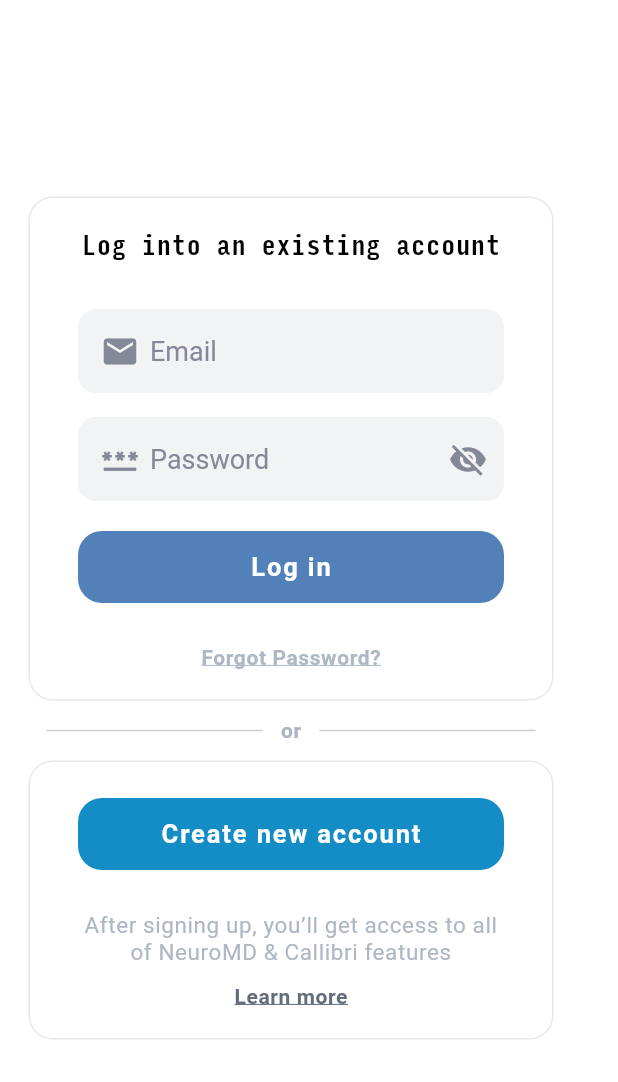
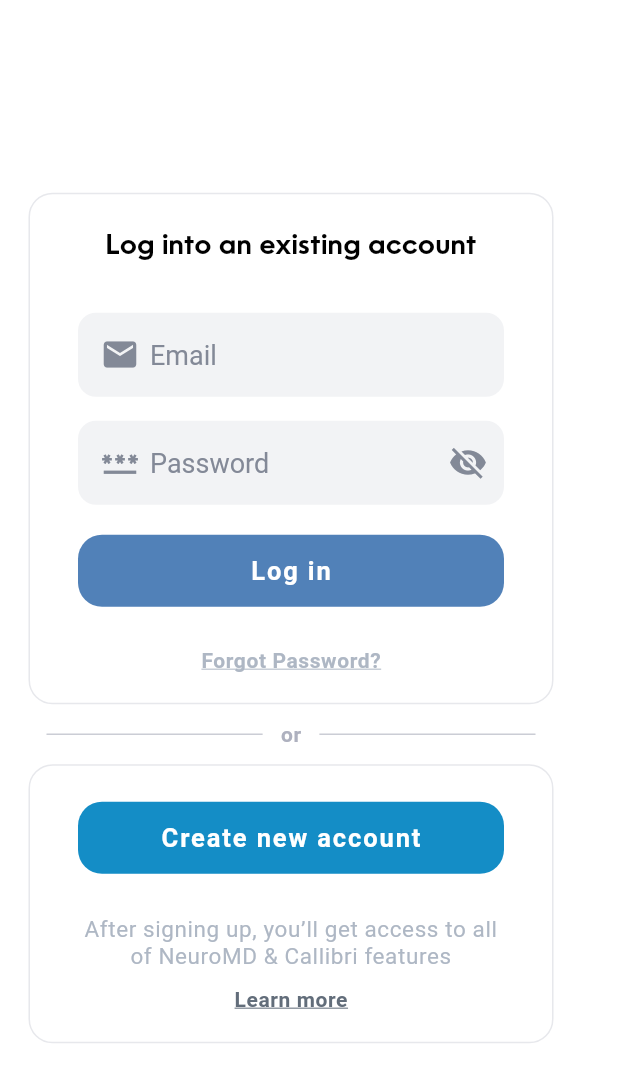
Before and after one commit to RomuloNavas/MuscleTracker_Isolates, a Flutter app: the screen it shows after launch, on a phone screen of 412 x 824 dp. Shown: the top 1082 px of the screen. Run offline on Flutter 3.47's test engine with Material 2 defaults, Android fonts, the phone set to English and light mode, and no system bars; our stand-ins replace carousel_slider, flutter_bluetooth_serial, flutter_svg, fluttertoast, geolocator, get and 7 more; missing offline and left inert: neuro_sdk_isolate; accounts and stored records are empty.

Commit message:
removes unnecessary vars. Updates font

```diff
--- a/lib/theme.dart
+++ b/lib/theme.dart
@@ -12,132 +12,107 @@ class AppTheme {
         // primary: const Color(0xff5181b8),
         secondary:
             const Color(0xff0058e4), // Color got the overflow glow effect
-        tertiary: const Color(0xffe2e3e5),
+
+        /// Used just for icons
+        tertiary: const Color(0xff22272f),
         surface: const Color.fromRGBO(232, 233, 234, 1), // card color
+        surfaceVariant: const Color(0xfff2f3f5),
         error: const Color(0xffe40031),
-        outline: const Color(0xffd3d5d7),
+        outline: const Color(0xffe7e8ec),
         shadow:
             const Color(0xff838997) // Used for icons in buttonIcons and labels
         ),
     scrollbarTheme: ScrollbarThemeData().copyWith(
-      thumbColor: MaterialStateProperty.all(const Color(0xff1f5cff)),
+      // thumbColor: MaterialStateProperty.all(appTheme.primaryColor),
       trackColor: MaterialStateProperty.all(const Color(0xff212224)),
     ),
     brightness: Brightness.light,
-    dividerColor: Color(0xffd5d6d8),
+    dividerColor:
+        Colors.transparent, // Color by default of separation lines in tables
     useMaterial3: false,
     textTheme: appTextTheme,
     scaffoldBackgroundColor: const Color(0xffffffff),
-    cardColor: const Color(0xfff2f3f5), // ✅
-    primaryColor: const Color(0xff5181b8), // ✅
     hoverColor: const Color.fromARGB(255, 0, 0,
         0), // `InkWell` → Background color on tap. && `Button` → Background color on tap.
     buttonColor: const Color(0xffd3d5d7),
     // In the Inkwell Widget, splashColor is the color the appears like in waves (it gives the sensation of tap),
-    //highlightColor appears when you long press the InkWell widget.
-    // highlightColor is also defines the color for the scrollbar thumb.
+    //colorScheme.surfaceVariant appears when you long press the InkWell widget.
+    // colorScheme.surfaceVariant is also defines the color for the scrollbar thumb.
     splashColor: const Color(0xffbfbfbf),
-    highlightColor: const Color(0xffd3d5d7),
     accentColor: const Color(0xfff0f2f5), // Color got the overflow glow effect
     unselectedWidgetColor: const Color(0xffd9d9d9),
     focusColor: const Color(0xff148dc6),
     hintColor: const Color(0xff45cf69),
-    errorColor: const Color(0xffC42C17), // ✅
-
-    appBarTheme: AppBarTheme(
-      backgroundColor: const Color(0xfff2f3f5),
-      elevation: 0,
-      toolbarHeight: 80,
-      titleTextStyle: GoogleFonts.roboto(
-          fontSize: 22,
-          fontWeight: FontWeight.w400,
-          letterSpacing: 0.4,
-          color: Colors.black),
-    ),
   );
 
   static ThemeData appDarkTheme = ThemeData.dark().copyWith(
     colorScheme: ColorScheme.fromSwatch().copyWith(
-        primary: const Color(0xff071eff),
-        secondary:
-            const Color(0xff0058e4), // Color got the overflow glow effect
-        tertiary: const Color(0xff282828),
-        surface: const Color(0xff212224),
-        error: const Color(0xffe40031),
-        outline: const Color(0xff333333),
-        shadow: const Color(0xff838997)),
+      primary: const Color(0xff071eff),
+      secondary: const Color(0xff0058e4),
+      tertiary: const Color(0xffe8eaed),
+      // ⬇ Used for cards (important sections containers)
+      surface: const Color(0xff232529),
+      surfaceVariant: const Color(0xff181818), // Used in text input background
+      outline: const Color(0xff333333),
+      error: const Color(0xffe40031),
+      shadow: const Color(0xff838997),
+    ),
+
     scrollbarTheme: ScrollbarThemeData().copyWith(
-      thumbColor: MaterialStateProperty.all(const Color(0xff54ff81)),
+      // thumbColor: MaterialStateProperty.all(appDarkTheme.primaryColor),
       trackColor: MaterialStateProperty.all(const Color(0xff212224)),
     ),
     brightness: Brightness.dark,
     useMaterial3: false,
     textTheme: appTextThemeDark,
-    dividerColor: const Color(0xff333333), //✅
-    // dividerColor: const Color(0xff202c45), //✅
-    scaffoldBackgroundColor: const Color(0xff0f0f0f),
-    cardColor: const Color(0xff212224),
-    primaryColor: Color(0xff45cf69),
-    // const Color(0xff4a98f7),
+    dividerColor: Colors.transparent,
+    scaffoldBackgroundColor: const Color(0xff121212),
     hoverColor: const Color.fromARGB(255, 0, 0,
         0), // `InkWell` → Background color on tap. && `Button` → Background color on tap.
     buttonColor: const Color(0xff1a1a1a),
 
     // In the Inkwell Widget, splashColor is the color the appears like in waves (it gives the sensation of tap),
-    //highlightColor appears when you long press the InkWell widget.
-    // highlightColor is also defines the color for the scrollbar thumb.
+    //colorScheme.surfaceVariant appears when you long press the InkWell widget.
+    // colorScheme.surfaceVariant is also defines the color for the scrollbar thumb.
     splashColor: const Color(0xffdcdcdc),
-    highlightColor: const Color(0xff333333),
     accentColor:
         const Color(0xfff0f2f5), //✅ // Color got the overflow glow effect
     unselectedWidgetColor: const Color(0xffd9d9d9),
     focusColor: const Color(0xff148dc6),
     hintColor: const Color(0xff45cf69),
-    errorColor: const Color(0xffC42C17), //✅
-
-    appBarTheme: AppBarTheme(
-        backgroundColor: Colors.transparent,
-        elevation: 0,
-        toolbarHeight: 80,
-        titleTextStyle: GoogleFonts.roboto(
-          fontSize: 22,
-          fontWeight: FontWeight.w400,
-          letterSpacing: 0.4,
-          color: Get.isDarkMode ? Colors.white : Colors.black,
-        )),
   );
 
   static TextTheme appTextTheme = TextTheme(
     headline1: TextStyle(
-        fontFamily: 'inputmono',
+        fontFamily: 'oceanwide',
         fontSize: 26,
         color: Color(0xff242a2f),
         letterSpacing: 0.3,
         height: 0.9,
         fontWeight: FontWeight.w600),
     headline2: TextStyle(
-        fontFamily: 'inputmono',
+        fontFamily: 'oceanwide',
         fontSize: 24,
         color: Color(0xff242a2f),
         fontWeight: FontWeight.w600),
     headline3: TextStyle(
-        fontFamily: 'inputmono',
+        fontFamily: 'oceanwide',
         fontSize: 22,
         color: Color(0xff242a2f),
         fontWeight: FontWeight.w500),
     headline4: TextStyle(
-        fontFamily: 'inputmono',
+        fontFamily: 'oceanwide',
         fontSize: 20,
         color: Color(0xff242a2f),
         fontWeight: FontWeight.w500),
     headline5: TextStyle(
-        fontFamily: 'inputmono',
+        fontFamily: 'oceanwide',
         fontSize: 18,
         fontWeight: FontWeight.w500,
         letterSpacing: 0.4,
         color: Colors.black),
     headline6: TextStyle(
-        fontFamily: 'inputmono',
+        fontFamily: 'oceanwide',
         fontSize: 16,
         fontWeight: FontWeight.w500,
         letterSpacing: 0.4,
@@ -160,7 +135,7 @@ class AppTheme {
       fontSize: 14,
       fontWeight: FontWeight.w400,
       letterSpacing: 0.4,
-      color: Color(0xff242a2f),
+      color: Color(0xffadadad),
     ),
     overline: GoogleFonts.roboto(
         fontSize: 14,
@@ -171,35 +146,35 @@ class AppTheme {
 
   static TextTheme appTextThemeDark = TextTheme(
     headline1: TextStyle(
-        fontFamily: 'inputmono',
+        fontFamily: 'oceanwide',
         fontSize: 26,
         color: Color(0xffeeeeee),
         letterSpacing: 0.3,
         height: 0.9,
         fontWeight: FontWeight.w600),
     headline2: TextStyle(
-        fontFamily: 'inputmono',
+        fontFamily: 'oceanwide',
         fontSize: 24,
         color: Color(0xffeeeeee),
         fontWeight: FontWeight.w600),
     headline3: TextStyle(
-        fontFamily: 'inputmono',
+        fontFamily: 'oceanwide',
         fontSize: 22,
         color: Color(0xffcecece),
         fontWeight: FontWeight.w500),
     headline4: TextStyle(
-        fontFamily: 'inputmono',
+        fontFamily: 'oceanwide',
         fontSize: 20,
         color: Color(0xffcecece),
         fontWeight: FontWeight.w500),
     headline5: TextStyle(
-        fontFamily: 'inputmono',
+        fontFamily: 'oceanwide',
         fontSize: 18,
         fontWeight: FontWeight.w500,
         letterSpacing: 0.4,
         color: Color(0xffcecece)),
     headline6: TextStyle(
-        fontFamily: 'inputmono',
+        fontFamily: 'oceanwide',
         fontSize: 16,
         fontWeight: FontWeight.w500,
         letterSpacing: 0.4,
@@ -222,7 +197,7 @@ class AppTheme {
       fontSize: 15,
       fontWeight: FontWeight.w400,
       letterSpacing: 0.4,
-      color: const Color(0xffeeeeee),
+      color: const Color(0xffadadad),
     ),
     overline: GoogleFonts.roboto(
       fontSize: 14,
```
